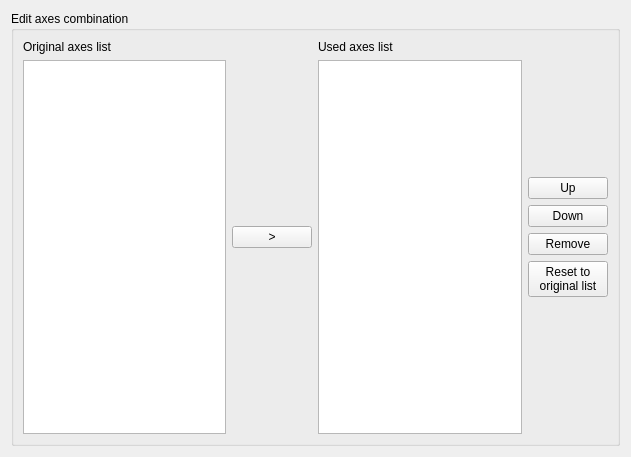
Old version of the form gui-qt/src/PVAxesCombinationWidget.ui in the repository squey/squey.
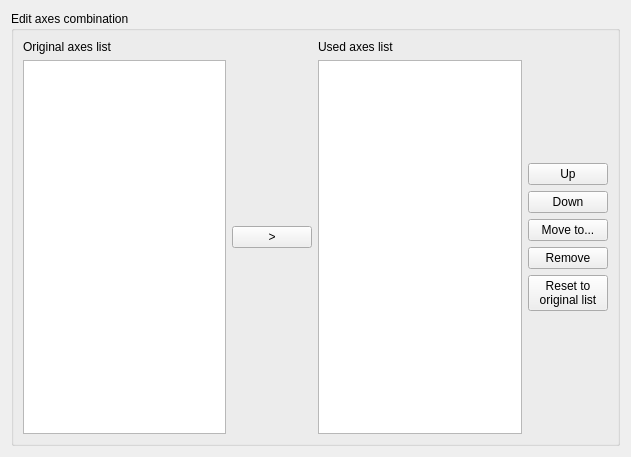
New version of the form.

Commit message: "Move to" in PVAxesCombinationWidget

```diff
--- a/gui-qt/src/PVAxesCombinationWidget.ui
+++ b/gui-qt/src/PVAxesCombinationWidget.ui
@@ -116,6 +116,13 @@
             </property>
            </widget>
           </item>
+          <item>
+           <widget class="QPushButton" name="_btn_axis_move">
+            <property name="text">
+             <string>Move to...</string>
+            </property>
+           </widget>
+          </item>
           <item>
            <widget class="QPushButton" name="_btn_axis_remove">
             <property name="text">
```
The commit also changes 18 other files.
